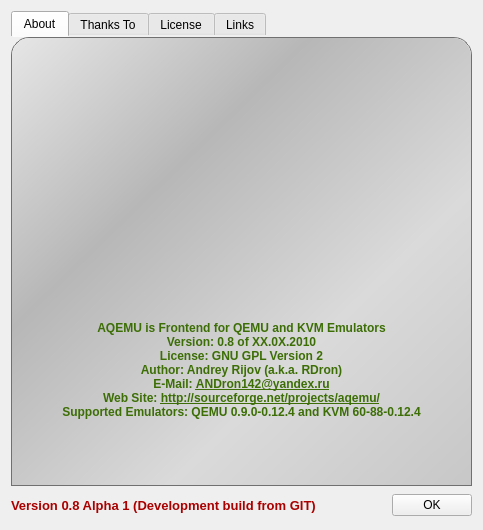
This is About_Window.ui in qunying/aqemu-old as Qt 5 draws it before an edit. The edited form follows.
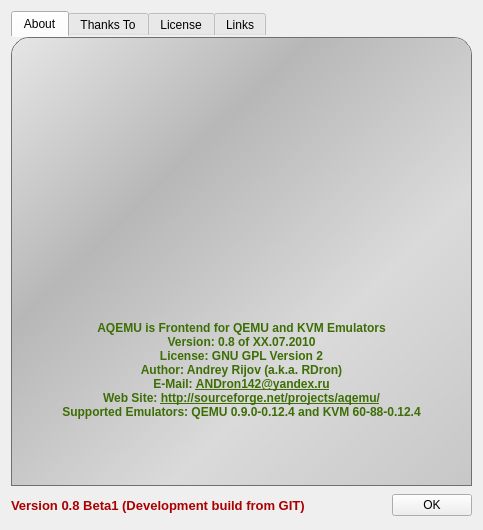
This is the edited form. Icons and pictures are not drawn.

```diff
--- a/About_Window.ui
+++ b/About_Window.ui
@@ -141,7 +141,7 @@
 &lt;body&gt;
 &lt;b&gt;
 &lt;p&gt;AQEMU is Frontend for QEMU and KVM Emulators&lt;/p&gt;
-&lt;p&gt;Version: 0.8 of XX.0X.2010&lt;/p&gt;
+&lt;p&gt;Version: 0.8 of XX.07.2010&lt;/p&gt;
 &lt;p&gt;License: GNU GPL Version 2&lt;/p&gt;
 &lt;p&gt;Author: Andrey Rijov (a.k.a. RDron)&lt;/p&gt;
 &lt;p&gt;E-Mail: &lt;a href=&quot;mailto:ANDron142@yandex.ru&quot;&gt;ANDron142@yandex.ru&lt;/a&gt;&lt;/p&gt;
@@ -509,10 +509,10 @@
 &lt;html&gt;&lt;head&gt;&lt;meta name=&quot;qrichtext&quot; content=&quot;1&quot; /&gt;&lt;style type=&quot;text/css&quot;&gt;
 p, li { white-space: pre-wrap; }
 &lt;/style&gt;&lt;/head&gt;&lt;body style=&quot; font-family:'DejaVu Sans'; font-size:10pt; font-weight:400; font-style:normal;&quot;&gt;
-&lt;table style=&quot;-qt-table-type: root; margin-top:4px; margin-bottom:4px; margin-left:4px; margin-right:4px;&quot;&gt;
+&lt;table border=&quot;0&quot; style=&quot;-qt-table-type: root; margin-top:4px; margin-bottom:4px; margin-left:4px; margin-right:4px;&quot;&gt;
 &lt;tr&gt;
 &lt;td style=&quot;border: none;&quot;&gt;
-&lt;p style=&quot; margin-top:0px; margin-bottom:0px; margin-left:0px; margin-right:0px; -qt-block-indent:0; text-indent:0px;&quot;&gt;&lt;span style=&quot; font-family:'Nimbus Sans L'; font-weight:600; color:#aa0000;&quot;&gt;Version 0.8 Alpha 1 (Development build from GIT)&lt;/span&gt;&lt;/p&gt;&lt;/td&gt;&lt;/tr&gt;&lt;/table&gt;&lt;/body&gt;&lt;/html&gt;</string>
+&lt;p style=&quot; margin-top:0px; margin-bottom:0px; margin-left:0px; margin-right:0px; -qt-block-indent:0; text-indent:0px;&quot;&gt;&lt;span style=&quot; font-family:'Nimbus Sans L'; font-weight:600; color:#aa0000;&quot;&gt;Version 0.8 Beta1 (Development build from GIT)&lt;/span&gt;&lt;/p&gt;&lt;/td&gt;&lt;/tr&gt;&lt;/table&gt;&lt;/body&gt;&lt;/html&gt;</string>
        </property>
       </widget>
      </item>
```
Left out of the diff: 2 changed lines with no effect on the pictures.
